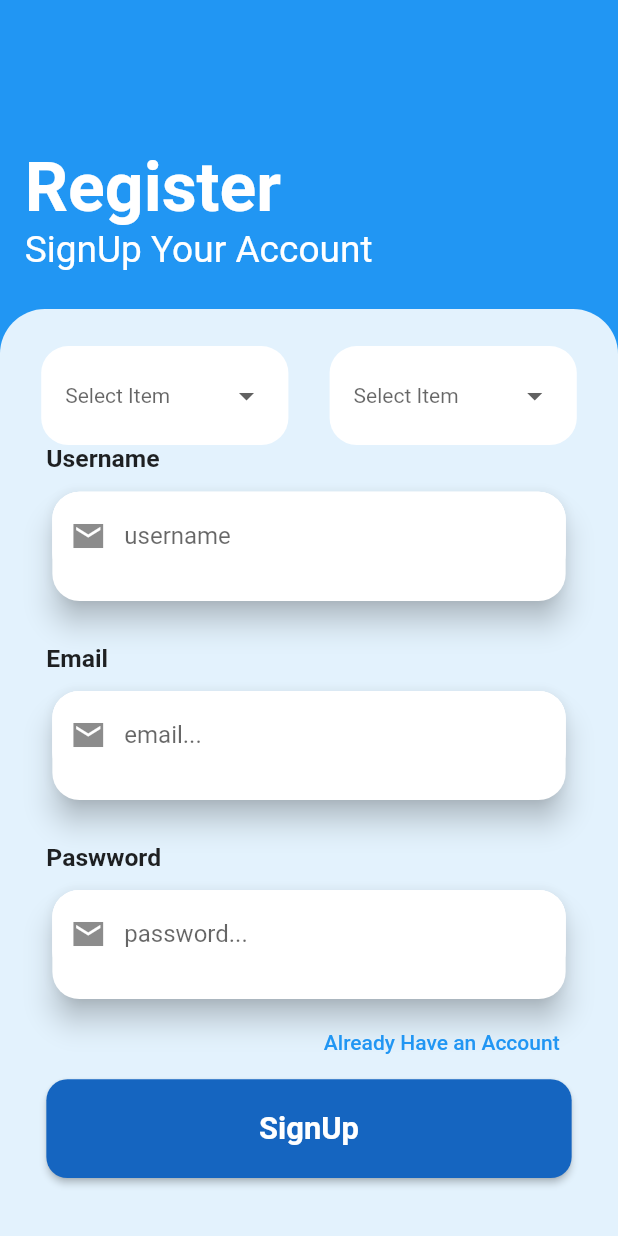
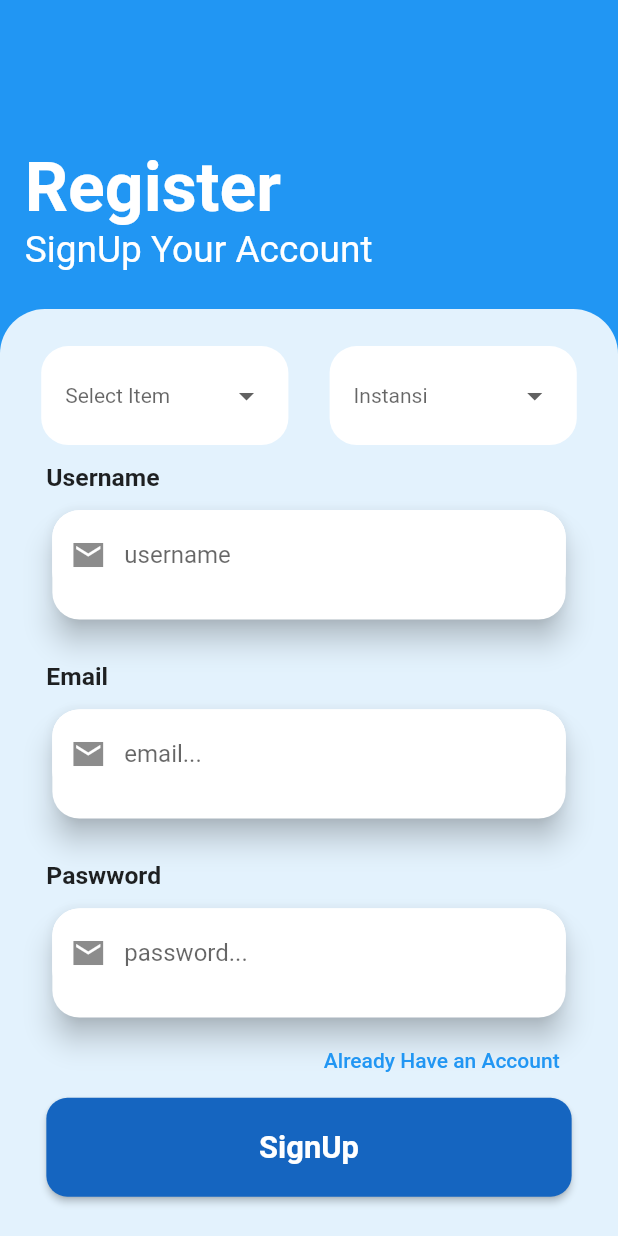
Before and after one commit to NgunganDev/Attedance-Beta, a Flutter app: the screen it shows after launch, after a tap on "Dont have an account", on a phone screen of 412 x 824 dp. Run offline on Flutter 3.47's test engine with Material 2 defaults, Android fonts, the phone set to English and light mode, and no system bars; drawn by our look-alikes of dropdown_button2; our stand-ins replace cloud_firestore, firebase_auth, firebase_core, flutter_riverpod, hive, hive_flutter; accounts and stored records are empty; network calls fail.

Commit message:
<support>(auth)

```diff
--- a/lib/auth_page/login_page.dart
+++ b/lib/auth_page/login_page.dart
@@ -1,9 +1,16 @@
+import 'package:attedancebeta/all_method/method_firebase.dart';
 import 'package:attedancebeta/color/color_const.dart';
+import 'package:attedancebeta/routed/final_routed.dart';
 import 'package:attedancebeta/state/state_manage.dart';
 import 'package:attedancebeta/widget_control/button_control.dart';
 import 'package:attedancebeta/widget_control/form_control.dart';
+import 'package:firebase_auth/firebase_auth.dart';
 import 'package:flutter/material.dart';
 import 'package:flutter_riverpod/flutter_riverpod.dart';
+import 'package:hive_flutter/hive_flutter.dart';
+
+import '../model_db/hive_model.dart';
+// import 'package:hive/hive.dart';
 
 class LoginPage extends ConsumerStatefulWidget {
   const LoginPage({super.key});
@@ -14,8 +21,26 @@ class LoginPage extends ConsumerStatefulWidget {
 
 class _LoginPageState extends ConsumerState<LoginPage> {
   StateManage statemanage = StateManage();
+  final _method = MethodFirebase();
   final _controlemail = TextEditingController();
   final _controlpassword = TextEditingController();
+  final _controlinstansi = TextEditingController();
+  User? user;
+  Box box = Hive.box<Dbmodel>('boxname');
+
+  @override
+  void initState() {
+    // user = FirebaseAuth.instance.currentUser!;
+    super.initState();
+     if(user != null ){
+      print('ada user');
+      Future.delayed(const Duration(seconds: 1), (){
+         Navigator.pushReplacement(context, MaterialPageRoute(builder: (context) => const FinalRouted()));
+      });
+      // Navigator.pushReplacement(context, MaterialPageRoute(builder: (context) => const FinalRouted()));
+     }
+  }
+
   @override
   Widget build(BuildContext context) {
     final watchit = ref.watch(statemanage.statepage);
@@ -47,12 +72,17 @@ class _LoginPageState extends ConsumerState<LoginPage> {
                       SizedBox(
                         height: size.height * 0.05,
                       ),
-                      Text(
+                      InkWell(
+                        onTap: () async {
+                          print(box.length);
+                        },
+                        child: Text(
                           'Login',
                           style: TextStyle(
                               fontSize: size.height * 0.055,
                               fontWeight: FontWeight.w600,
                               color: ColorUse.colorText),
+                        ),
                       ),
                       Text(
                         'Hi Welcome Back',
@@ -90,7 +120,7 @@ class _LoginPageState extends ConsumerState<LoginPage> {
                           Text(
                             'Email',
                             style: TextStyle(
-                                fontSize: size.height * 0.03,
+                                fontSize: size.height * 0.02,
                                 fontWeight: FontWeight.w600),
                           ),
                           SizedBox(
@@ -114,7 +144,7 @@ class _LoginPageState extends ConsumerState<LoginPage> {
                           Text(
                             'Password',
                             style: TextStyle(
-                                fontSize: size.height * 0.03,
+                                fontSize: size.height * 0.02,
                                 fontWeight: FontWeight.w600),
                           ),
                           SizedBox(
@@ -129,6 +159,27 @@ class _LoginPageState extends ConsumerState<LoginPage> {
                               icon: Icons.password_sharp),
                         ],
                       ),
+                       Column(
+                        crossAxisAlignment: CrossAxisAlignment.start,
+                        children: [
+                          Text(
+                            'Instansi',
+                            style: TextStyle(
+                                fontSize: size.height * 0.02,
+                                fontWeight: FontWeight.w600),
+                          ),
+                          SizedBox(
+                            height: size.height * 0.01,
+                          ),
+                          FormControl(
+                              colors: ColorUse.colorText,
+                              widths: size.width * 0.85,
+                              heights: size.height * 0.098,
+                              hint: 'instansi',
+                              controlit: _controlinstansi,
+                              icon: Icons.password_sharp),
+                        ],
+                      ),
                       SizedBox(
                         height: size.height * 0.02,
                       ),
@@ -139,7 +190,9 @@ class _LoginPageState extends ConsumerState<LoginPage> {
                           children: [
                             TextButton(
                                 onPressed: () {
-                                  ref.read(stateauth.notifier).update((state) => 1);
+                                  ref
+                                      .read(stateauth.notifier)
+                                      .update((state) => 1);
                                   print(watchit);
                                 },
                                 child: const Text(
@@ -154,7 +207,14 @@ class _LoginPageState extends ConsumerState<LoginPage> {
                           colorbg: ColorUse.colorBf,
                           heights: size.height * 0.075,
                           text: 'SignIn',
-                          action: () {},
+                          action: () async {
+                            await _method.signinemail(_controlemail.text,
+                                _controlpassword.text, context);
+                                await box.put(0, Dbmodel(instansiName: _controlinstansi.text));
+                                _controlemail.clear();
+                                _controlpassword.clear();
+                                _controlinstansi.clear();
+                          },
                           size: size)
                     ],
                   ),
--- a/lib/auth_page/register_page.dart
+++ b/lib/auth_page/register_page.dart
@@ -1,10 +1,13 @@
+import 'package:attedancebeta/all_method/method_firebase.dart';
 import 'package:attedancebeta/color/color_const.dart';
 import 'package:attedancebeta/state/state_manage.dart';
 import 'package:attedancebeta/widget_control/button_control.dart';
 import 'package:dropdown_button2/dropdown_button2.dart';
 import 'package:flutter/material.dart';
 import 'package:flutter_riverpod/flutter_riverpod.dart';
+import 'package:hive_flutter/hive_flutter.dart';
 
+import '../model_db/hive_model.dart';
 import '../widget_control/form_control.dart';
 
 class RegisterPage extends ConsumerStatefulWidget {
@@ -19,9 +22,22 @@ class _RegisterPageState extends ConsumerState<RegisterPage> {
   final _controlemails = TextEditingController();
   final _controlpasswords = TextEditingController();
   final items = ['Admin', 'User'];
-  String? selectedValue;
+  final items2 = ['Instansi 1', 'Instansi 2', 'Instansi 3'];
+  String? type;
+  String? selectedValue2;
+  final _method = MethodFirebase();
+  // var box = Hive.box<Dbmodel>('boxname');
+  @override
+  void dispose() {
+    super.dispose();
+    _controlemails.dispose();
+    _controlpasswords.dispose();
+    _controluser.dispose();
+  }
+
   @override
   Widget build(BuildContext context) {
+    var box = Hive.box<Dbmodel>('boxname');
     final size = MediaQuery.sizeOf(context);
     return SingleChildScrollView(
       child: Container(
@@ -69,7 +85,7 @@ class _RegisterPageState extends ConsumerState<RegisterPage> {
               mainAxisAlignment: MainAxisAlignment.end,
               children: [
                 Container(
-                  decoration: BoxDecoration(
+                  decoration: const BoxDecoration(
                       color: ColorUse.colorAf,
                       borderRadius: BorderRadius.only(
                           topLeft: Radius.circular(30),
@@ -108,10 +124,10 @@ class _RegisterPageState extends ConsumerState<RegisterPage> {
                                           ),
                                         ))
                                     .toList(),
-                                value: selectedValue,
+                                value: type,
                                 onChanged: (String? value) {
                                   setState(() {
-                                    selectedValue = value;
+                                    type = value;
                                   });
                                 },
                                 buttonStyleData: ButtonStyleData(
@@ -132,13 +148,13 @@ class _RegisterPageState extends ConsumerState<RegisterPage> {
                               child: DropdownButton2<String>(
                                 isExpanded: true,
                                 hint: Text(
-                                  'Select Item',
+                                  'Instansi',
                                   style: TextStyle(
                                     fontSize: 14,
                                     color: Theme.of(context).hintColor,
                                   ),
                                 ),
-                                items: items
+                                items: items2
                                     .map((String item) =>
                                         DropdownMenuItem<String>(
                                           value: item,
@@ -150,10 +166,10 @@ class _RegisterPageState extends ConsumerState<RegisterPage> {
                                           ),
                                         ))
                                     .toList(),
-                                value: selectedValue,
+                                value: selectedValue2,
                                 onChanged: (String? value) {
                                   setState(() {
-                                    selectedValue = value;
+                                    selectedValue2 = value;
                                   });
                                 },
                                 buttonStyleData: ButtonStyleData(
@@ -171,6 +187,9 @@ class _RegisterPageState extends ConsumerState<RegisterPage> {
                             ),
                           ],
                         ),
+                      ),
+                      SizedBox(
+                        height: size.height * 0.015,
                       ),
                       Column(
                         crossAxisAlignment: CrossAxisAlignment.start,
@@ -247,9 +266,13 @@ class _RegisterPageState extends ConsumerState<RegisterPage> {
                         child: Row(
                           mainAxisAlignment: MainAxisAlignment.end,
                           children: [
-                            TextButton(onPressed: (){
-                              ref.read(stateauth.notifier).update((state) => 0);
-                            }, child: Text('Already Have an Account'))
+                            TextButton(
+                                onPressed: () {
+                                  ref
+                                      .read(stateauth.notifier)
+                                      .update((state) => 0);
+                                },
+                                child: Text('Already Have an Account'))
                           ],
                         ),
                       ),
@@ -258,8 +281,18 @@ class _RegisterPageState extends ConsumerState<RegisterPage> {
                           colorbg: ColorUse.colorBf,
                           heights: size.height * 0.08,
                           text: 'SignUp',
-                          action: (){
-
+                          action: () async {
+                             box
+                                .add(Dbmodel(instansiName: selectedValue2!));
+                            await _method.signupemail(
+                                _controlemails.text,
+                                _controlpasswords.text,
+                                _controluser.text,
+                                selectedValue2!,
+                                type!);
+                            _controlemails.clear();
+                            _controlpasswords.clear();
+                            _controluser.clear();
                           },
                           size: size)
                     ],
--- a/lib/main.dart
+++ b/lib/main.dart
@@ -1,14 +1,19 @@
+import 'package:attedancebeta/model_db/hive_model.dart';
 import 'package:attedancebeta/routed/routed.dart';
 import 'package:flutter/material.dart';
 import 'package:firebase_core/firebase_core.dart';
 import 'package:flutter_riverpod/flutter_riverpod.dart';
+import 'package:hive_flutter/hive_flutter.dart';
 import 'firebase_options.dart';
 
 void main() async {
-   WidgetsFlutterBinding.ensureInitialized();
+  await Hive.initFlutter();
+  Hive.registerAdapter<Dbmodel>(DbmodelAdapter());
+  var box = await Hive.openBox<Dbmodel>('boxname');
+  WidgetsFlutterBinding.ensureInitialized();
   await Firebase.initializeApp(
     options: DefaultFirebaseOptions.currentPlatform,
-);
+  );
   runApp(const ProviderScope(child: MyApp()));
 }
 
@@ -17,8 +22,7 @@ class MyApp extends ConsumerWidget {
 
   @override
   Widget build(BuildContext context, ref) {
-    return
-    MaterialApp(
+    return const MaterialApp(
       home: Routed(),
     );
   }
--- /dev/null
+++ b/lib/model_db/hive_model.dart
@@ -0,0 +1,9 @@
+import 'package:hive/hive.dart';
+part 'hive_model.g.dart';
+
+@HiveType(typeId: 1)
+class Dbmodel {
+  @HiveField(0)
+  final String instansiName;
+  Dbmodel({required this.instansiName});
+}
--- a/pubspec.yaml
+++ b/pubspec.yaml
@@ -48,6 +48,8 @@ dependencies:
   draggable_bottom_sheet: ^1.0.2
   image_picker: ^1.0.1
   firebase_storage: ^11.2.5
+  hive: ^2.2.3
+  hive_flutter:
 
 dev_dependencies:
   flutter_test:
@@ -59,6 +61,8 @@ dev_dependencies:
   # package. See that file for information about deactivating specific lint
   # rules and activating additional ones.
   flutter_lints: ^2.0.0
+  hive_generator:
+  build_runner:
 
 # For information on the generic Dart part of this file, see the
 # following page: https://dart.dev/tools/pub/pubspec
```
Also changed, not shown: lib/all_method/method_firebase.dart (+44 -4 lines), lib/routed/final_routed.dart (added, +53 -0 lines), lib/user_page/user_main_page.dart (+61 -0 lines), lib/model_db/hive_model.g.dart (added), pubspec.lock, 1 other file. Lines whose indentation alone changed are shown as unchanged.
